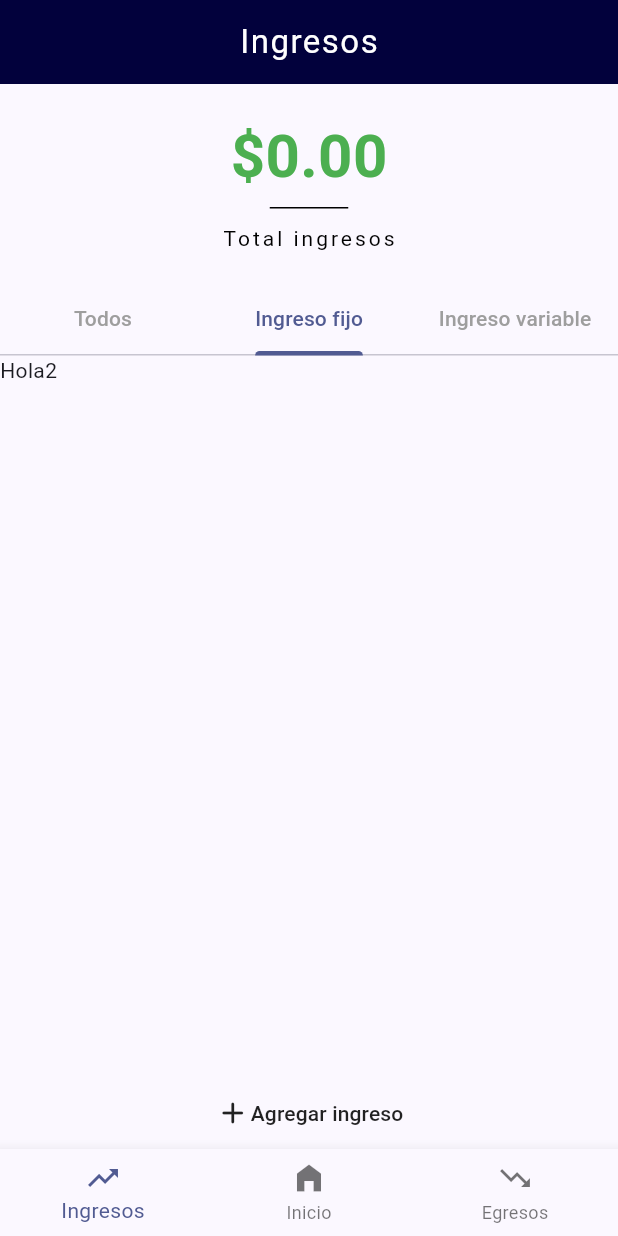
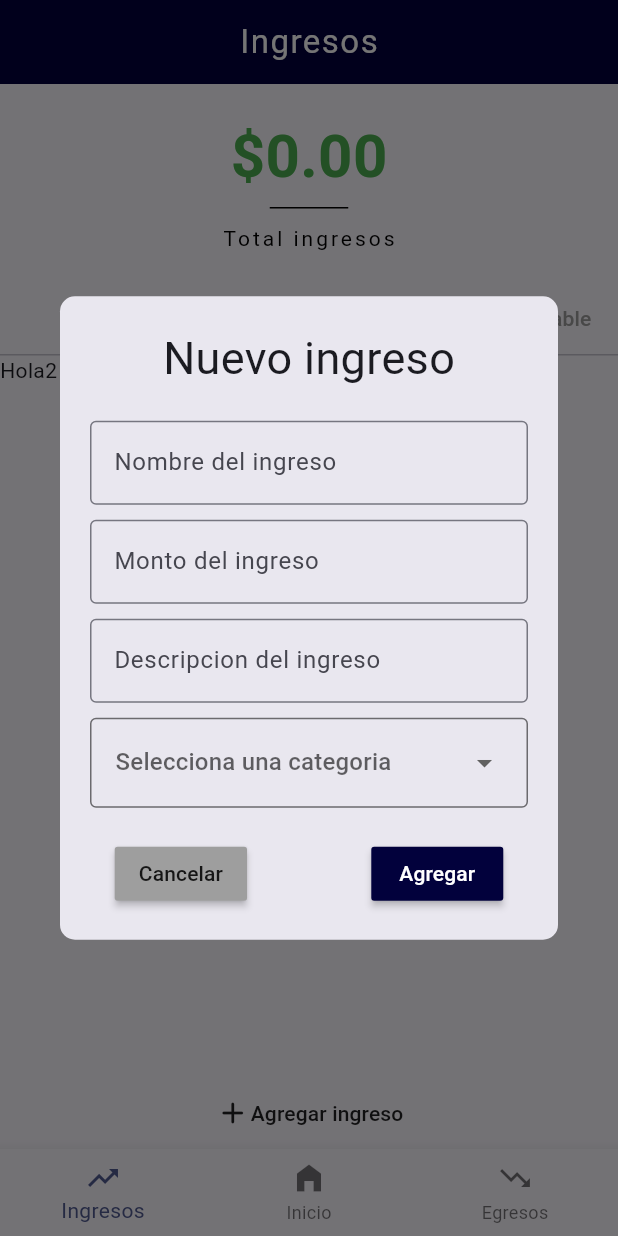
Before and after one commit to victornietol/AplicacionPresupuesto, a Flutter app: the screen it shows after launch, tab 2 chosen, after a tap on "Agregar ingreso", on a phone screen of 412 x 824 dp. Run offline on Flutter 3.47's test engine with Material 3 defaults, Android fonts, the phone set to English and light mode, and no system bars; drawn by our look-alikes of dropdown_button2; our stand-ins replace decimal, sqflite; accounts and stored records are empty.

Commit message:
Creacion del menu para nuevos ingresos y egresos, asi como su funcionalidad

```diff
--- a/lib/customWidgets/botones.dart
+++ b/lib/customWidgets/botones.dart
@@ -51,8 +51,7 @@ class _BotonIngresoEgresoState extends State<BotonIngresoEgreso> {
     botones.clear(); // Evitar duplicados
       // Recorrer todos los elementos de la BD
       for (var elemento in widget.listaElementos) {
-        Decimal monto = Decimal.parse(elemento['monto'].toString());
-        Decimal porcentaje = ((monto*Decimal.fromInt(100)) / (widget.totalIngresos)).toDecimal();
+        double porcentaje = (elemento['monto']*100.0) / widget.totalIngresos.toDouble(); // Se utiliza double en lugar de decimal para el porcentaje por temas de precision en el punto decimal que no puede manejar Decimal
         String categoria = obtenerCategoria(elemento['fk_id_categoria_ingreso']);
         String montoFormateado = formatearCantidad(elemento['monto']);
 
--- /dev/null
+++ b/lib/customWidgets/cuadrosDialogo.dart
@@ -0,0 +1,301 @@
+import 'package:flutter/material.dart';
+import 'package:calculadora_presupuesto/operaciones/databaseOperaciones.dart';
+import 'package:dropdown_button2/dropdown_button2.dart';
+import 'package:calculadora_presupuesto/navegador.dart';
+
+// Cuadro de de dialogo para agregar un ingreso o egreso
+class CuadroDialogoAgregar extends StatefulWidget {
+  const CuadroDialogoAgregar({super.key,
+    required this.tipo,
+    required this.listaCategorias,
+    required this.usuario
+  });
+  final String tipo;
+  final List<Map<String, dynamic>> listaCategorias;
+  final String usuario;
+
+
+  @override
+  State<CuadroDialogoAgregar> createState() => _CuadroDialogoAgregarState();
+}
+
+class _CuadroDialogoAgregarState extends State<CuadroDialogoAgregar> {
+  TextEditingController _nombreTEC = TextEditingController();
+  TextEditingController _montoTEC = TextEditingController();
+  TextEditingController _descripcionTEC = TextEditingController();
+  String? _categoriaSeleccionada;
+
+
+  List<String> _obtenerCategorias(List<Map<String, dynamic>> lista) {
+    List<String> nombresCategorias = [];
+    lista.forEach((element) {
+      nombresCategorias.add(element['nombre']);
+    });
+    return nombresCategorias;
+  }
+
+
+  Future<bool> _guardarDatos(BuildContext context) async {
+    Map<String, dynamic> datos = {};
+
+    if(widget.tipo=='ingreso') {  // Insertar ingreso
+      try {
+        datos['nombre']=_nombreTEC.text;
+        datos['monto']=double.parse(_montoTEC.text); // pasar a numerico para hacer la insercion
+        datos['descripcion']=_descripcionTEC.text;
+        datos['fecha_registro']=DateTime.now().toIso8601String();
+
+        // Obtener id del usuario
+        Map<String, dynamic> usuario = await DataBaseOperaciones().obtenerUsuario(widget.usuario);
+        datos['fk_id_usuario']=usuario['id_usuario'];
+
+        // Obtener id de la categoria
+        int? idCategoria = await DataBaseOperaciones().obtenerIdCategoria('ingreso', _categoriaSeleccionada??'');
+        datos['fk_id_categoria_ingreso']=idCategoria ?? -1;
+
+        // Hacer insercion
+        bool carga = await DataBaseOperaciones().insertarIngreso(datos);
+        return carga;
+
+      } catch (e) {
+        // Mostrar Mensaje de alerta por un error al insertar
+        if(context.mounted) {
+          showDialog(
+              context: context,
+              builder: (BuildContext context) {
+                return AlertDialog(
+                  title: const Text(
+                      "Error",
+                    style: TextStyle(
+                      fontWeight: FontWeight.bold
+                    ),
+                  ),
+                  content: Text(
+                      e is FormatException ? "Valor del monto incorrecto." : "Ocurrio un error al guardar."
+                  ),
+                  actions: [
+                    TextButton(
+                      onPressed: () {
+                        Navigator.of(context).pop();
+                      },
+                      style: TextButton.styleFrom(
+                        foregroundColor: const Color(0xFF02013C),
+                      ),
+                      child: const Text("Aceptar"),
+                    )
+                  ],
+                );
+              }
+          );
+        }
+        return false;
+      }
+
+
+    } else if(widget.tipo=='egreso') {  // Insertar egreso
+      try {
+        datos['nombre']=_nombreTEC.text;
+        datos['monto']=double.parse(_montoTEC.text); // pasar a numerico para hacer la insercion
+        datos['descripcion']=_descripcionTEC.text;
+        datos['fecha_registro']=DateTime.now().toIso8601String();
+
+        // Obtener id del usuario
+        Map<String, dynamic> usuario = await DataBaseOperaciones().obtenerUsuario(widget.usuario);
+        datos['fk_id_usuario']=usuario['id_usuario'];
+
+        // Obtener id de la categoria
+        int? idCategoria = await DataBaseOperaciones().obtenerIdCategoria('egreso', _categoriaSeleccionada??'');
+        datos['fk_id_categoria_egreso']=idCategoria ?? -1;
+
+        // Hacer insercion
+        bool carga = await DataBaseOperaciones().insertarEgreso(datos);
+        return carga;
+
+      } catch (e) {
+        // Mostrar Mensaje de alerta por un error al insertar
+        if(context.mounted) {
+          showDialog(
+              context: context,
+              builder: (BuildContext context) {
+                return AlertDialog(
+                  title: const Text(
+                    "Error",
+                    style: TextStyle(
+                        fontWeight: FontWeight.bold
+                    ),
+                  ),
+                  content: Text(
+                      e is FormatException ? "Valor del monto incorrecto." : "Ocurrio un error al guardar."
+                  ),
+                  actions: [
+                    TextButton(
+                      onPressed: () {
+                        Navigator.of(context).pop();
+                      },
+                      style: TextButton.styleFrom(
+                        foregroundColor: const Color(0xFF02013C),
+                      ),
+                      child: const Text("Aceptar"),
+                    )
+                  ],
+                );
+              }
+          );
+        }
+        return false;
+      }
+
+    } else {
+      return false; // No se inserto
+    }
+  }
+
+
+
+
+  @override
+  Widget build(BuildContext context) {
+    return Dialog(
+      shape: RoundedRectangleBorder(
+          borderRadius: BorderRadius.circular(10)
+      ),
+      child: Container(
+        //height: MediaQuery.of(context).size.height,// Altura de la pantalla
+        width: MediaQuery.of(context).size.width, //Ancho de la pantalla
+        padding: EdgeInsets.all(20),
+        child: Column(
+          mainAxisAlignment: MainAxisAlignment.center,
+          mainAxisSize: MainAxisSize.min,
+          children: <Widget>[
+            Container(
+              child: Text(
+                  widget.tipo=='ingreso' ? 'Nuevo ingreso' : 'Nuevo egreso',
+                style: TextStyle(
+                  fontSize: 30.0,
+                ),
+              ),
+            ),
+            const SizedBox(height: 20,),
+            Container( // Nombre del ingreso
+              child: TextField(
+                readOnly: false,
+                controller: _nombreTEC,
+                decoration: InputDecoration(
+                  border: const OutlineInputBorder(),
+                  labelText: widget.tipo=='ingreso' ? 'Nombre del ingreso' : 'Nombre del egreso'
+                ),
+              ),
+            ),
+            const SizedBox(height: 10,),
+            Container( // Monto del ingreso
+              child: TextField(
+                readOnly: false,
+                controller: _montoTEC,
+                decoration: InputDecoration(
+                    border: const OutlineInputBorder(),
+                    labelText: widget.tipo=='ingreso' ? 'Monto del ingreso' : 'Monto del egreso'
+                ),
+              ),
+            ),
+            const SizedBox(height: 10,),
+            Container( // Descripcion del ingreso
+              child: TextField(
+                readOnly: false,
+                controller: _descripcionTEC,
+                decoration: InputDecoration(
+                    border: const OutlineInputBorder(),
+                    labelText: widget.tipo=='ingreso' ? 'Descripcion del ingreso' : 'Descripcion del egreso'
+                ),
+              ),
+            ),
+            const SizedBox(height: 10,),
+            Container(
+              height: 60.0,
+              decoration: BoxDecoration(
+                border: Border.all(
+                  color: Colors.black54,
+                  width: 1.0,
+                ),
+                borderRadius: BorderRadius.circular(4),
+              ),
+              child: DropdownButtonHideUnderline(
+                child: DropdownButton2<String>(
+                  isExpanded: true,
+                  hint: Text(
+                    'Selecciona una categoria',
+                    style: TextStyle(
+                        color: Theme.of(context).hintColor
+                    ),
+                  ),
+                  items: _obtenerCategorias(widget.listaCategorias)
+                    .map((String item) => DropdownMenuItem<String>(
+                        value: item,
+                        child: Text(
+                          item[0].toUpperCase()+item.substring(1),
+                          style: const TextStyle(
+                            fontSize: 14,
+                          ),
+                        ),
+                      ))
+                    .toList(),
+                  value: _categoriaSeleccionada,
+                  onChanged: (String? value) {
+                    setState(() {
+                      _categoriaSeleccionada = value;
+                    });
+                  },
+                  buttonStyleData: const ButtonStyleData(
+                    padding: EdgeInsets.symmetric(horizontal: 16),
+                    height: 40,
+                    width: double.maxFinite,
+                  ),
+                  menuItemStyleData: const MenuItemStyleData(
+                    height: 40,
+                  ),
+                ),
+              ),
+            ),
+            const SizedBox(height: 20,),
+            Container(
+              padding: EdgeInsets.symmetric(horizontal: (MediaQuery.of(context).size.width)*0.04 ), // Separacion de los botones
+              child: Row(
+                mainAxisAlignment: MainAxisAlignment.spaceBetween,
+                children: <Widget>[
+                  MaterialButton(
+                      onPressed: () {
+                        Navigator.pop(context);
+                      },
+                    color: Colors.grey,
+                    child: const Text('Cancelar'),
+                  ),
+                  MaterialButton(
+                    onPressed: () {
+                      _guardarDatos(context).then((cargaCorrecta) => {
+                        if(cargaCorrecta) {
+                          // Si la carga se realizo se recarga la vista
+                          Navigator.pushAndRemoveUntil(
+                              context,
+                              MaterialPageRoute(
+                                  builder: (context) => Navegador(inicio: 0, usuario: widget.usuario)),
+                              (Route<dynamic> route) => false,
+                          )
+                        }
+                      });
+                    },
+                    color: const Color(0xFF02013C),
+                    child: const Text(
+                      'Agregar',
+                      style: TextStyle(
+                        color: Colors.white,
+                      ),
+                    ),
+                  ),
+                ],
+              ),
+            )
+          ],
+        ),
+      ),
+    );
+  }
+}
--- a/lib/operaciones/databaseOperaciones.dart
+++ b/lib/operaciones/databaseOperaciones.dart
@@ -153,7 +153,7 @@ class DataBaseOperaciones {
   }
 
   // Obtener un usuario por el nombre
-  Future<Map<String, dynamic>?> obtenerUsuario(String nombre) async {
+  Future<Map<String, dynamic>> obtenerUsuario(String nombre) async {
     final db = await database;
     final List<Map<String, dynamic>> res_consulta = await db.query(
       'usuario', // tabla
@@ -161,7 +161,7 @@ class DataBaseOperaciones {
       whereArgs: [nombre] // valor de la condicional '?'
     );
 
-    return res_consulta.isNotEmpty ? res_consulta.first : null; // se utiliza .first para obtener el primer y unico elemento
+    return res_consulta.isNotEmpty ? res_consulta.first : {}; // se utiliza .first para obtener el primer y unico elemento
   }
 
   // Obtener usuarios
--- a/lib/vistas/ingresos.dart
+++ b/lib/vistas/ingresos.dart
@@ -3,6 +3,7 @@ import 'package:calculadora_presupuesto/operaciones/databaseOperaciones.dart';
 import 'package:decimal/decimal.dart';
 import 'package:calculadora_presupuesto/customWidgets/botones.dart';
 import 'package:intl/intl.dart';
+import 'package:calculadora_presupuesto/customWidgets/cuadrosDialogo.dart';
 
 class Ingresos extends StatefulWidget{
   const Ingresos({super.key, required this.title, required this.usuario});
@@ -198,10 +199,10 @@ class _IngresosState extends State<Ingresos> with SingleTickerProviderStateMixin
                   //_buildScrollableList("Respuestas"),
                   //_buildScrollableList("Destacados"),
                   BotonIngresoEgreso(
-                      tipo: 'ingreso',
-                      listaElementos: _ingresosTodos,
-                      totalIngresos: _totalIngresos,
-                      listaCategorias: _categorias,
+                    tipo: 'ingreso',
+                    listaElementos: _ingresosTodos,
+                    totalIngresos: _totalIngresos,
+                    listaCategorias: _categorias,
                   ),
                   Text("Hola2"),
                   Text("Hola3"),
@@ -212,7 +213,16 @@ class _IngresosState extends State<Ingresos> with SingleTickerProviderStateMixin
           Container(
             child: MaterialButton(
                 onPressed: () {
-                  print("Nuevo ingreso");
+                  showDialog(
+                      context: context,
+                      builder: (BuildContext context) {
+                        return CuadroDialogoAgregar(
+                          tipo: 'ingreso',
+                          listaCategorias: _categorias,
+                          usuario: widget.usuario,
+                        );
+                      }
+                  );
                 },
                 child: const Row(
                   mainAxisAlignment: MainAxisAlignment.center,
--- a/pubspec.yaml
+++ b/pubspec.yaml
@@ -34,6 +34,7 @@ dependencies:
   path: ^1.8.3
   decimal: ^3.0.2
   intl: ^0.19.0
+  dropdown_button2: ^2.3.8
 
 
   # The following adds the Cupertino Icons font to your application.
```
